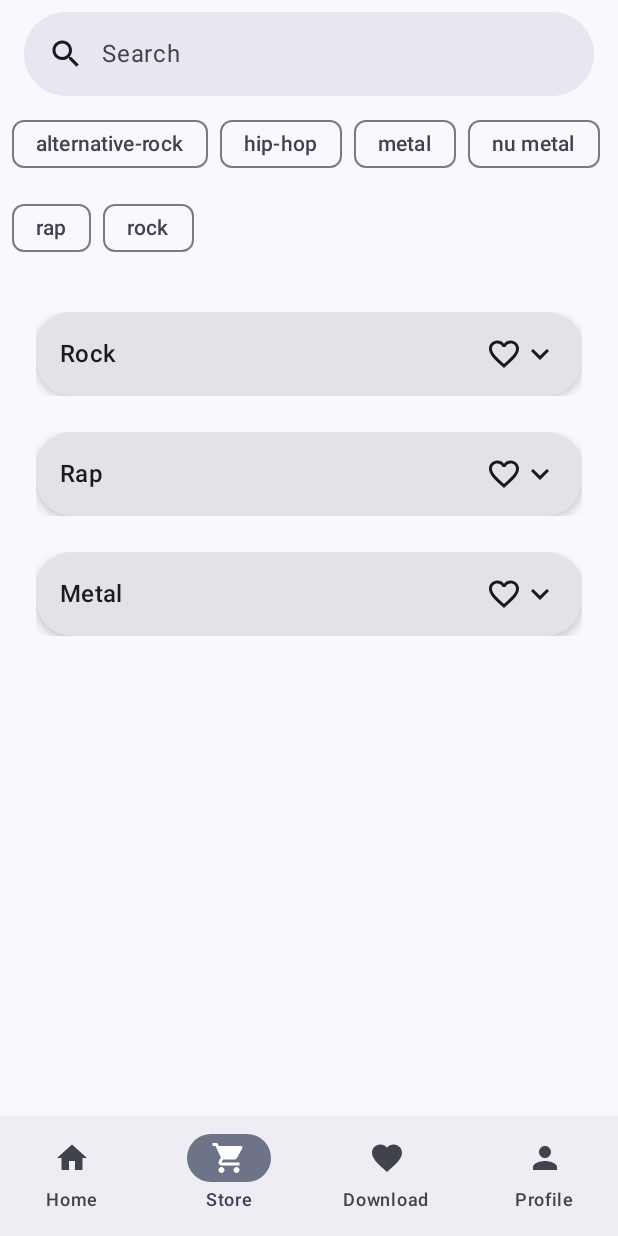
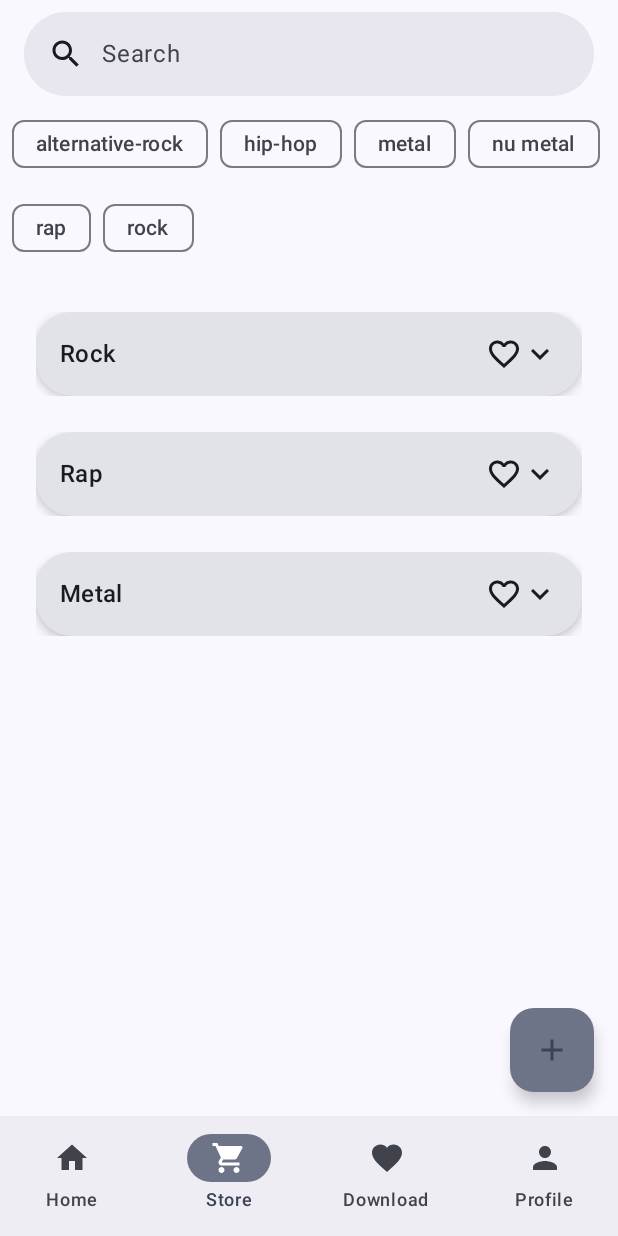
Before and after one commit to Ricxel/Clairaud, an Android app built with Jetpack Compose: the StoreScreen screen opened through its navigation route, on a phone screen of 412 x 824 dp. Run offline under Robolectric (Android 15) with nearby library versions, the phone set to English and light mode, and no system bars.

Commit message:
Inizio pagina add preset

```diff
--- a/app/src/main/java/com/omasba/clairaud/components/UserRepo.kt
+++ b/app/src/main/java/com/omasba/clairaud/components/UserRepo.kt
@@ -14,7 +14,7 @@ object UserRepo {
         mail = "Luca.Bandolero@ziocan.com"
     )
     private val _favPresets = MutableStateFlow<Set<Int>>(currentUser.favPresets)
-    val favPreset = _favPresets.asStateFlow()
+    val favPresets = _favPresets.asStateFlow()
     fun getPresetToApply(tags: Set<Tag>): EqPreset{
         var maxCount = 0
         var correctPreset = EqPreset()
--- /dev/null
+++ b/app/src/main/java/com/omasba/clairaud/ui/AddPresetScreen.kt
@@ -0,0 +1,9 @@
+package com.omasba.clairaud.ui
+
+import androidx.compose.material3.Text
+import androidx.compose.runtime.Composable
+
+@Composable
+fun AddPresetScreen(){
+    Text("Add preset")
+}
--- a/app/src/main/java/com/omasba/clairaud/ui/MainScreen.kt
+++ b/app/src/main/java/com/omasba/clairaud/ui/MainScreen.kt
@@ -7,6 +7,7 @@ import androidx.compose.material3.NavigationBarItem
 import androidx.compose.material3.Scaffold
 import androidx.compose.material3.Text
 import androidx.compose.runtime.Composable
+import androidx.compose.runtime.currentComposer
 import androidx.compose.runtime.getValue
 import androidx.compose.ui.Modifier
 import androidx.navigation.compose.NavHost
@@ -14,10 +15,12 @@ import androidx.navigation.compose.composable
 import androidx.navigation.compose.currentBackStackEntryAsState
 import androidx.navigation.compose.rememberNavController
 import com.omasba.clairaud.ui.components.BottomNavItem
+import com.omasba.clairaud.ui.models.PresetListViewModel
 
 @Composable
 fun MainScreen() {
     val navController = rememberNavController()
+    val presetListViewModel = PresetListViewModel()
     val items = listOf(
         BottomNavItem.Home,
         BottomNavItem.Store,
@@ -56,10 +59,11 @@ fun MainScreen() {
             modifier = Modifier.padding(innerPadding)
         ) {
             composable(BottomNavItem.Home.route) { EqScreen() }
-            composable(BottomNavItem.Store.route) { StoreScreen() }
+            composable(BottomNavItem.Store.route) { StoreScreen(viewModel = presetListViewModel, navController = navController) }
             composable(BottomNavItem.Downloads.route) { Text("Downloads") }
             composable(BottomNavItem.Profile.route) { Text("Profilo") }
-
+            //add preset
+            composable("addPreset"){ AddPresetScreen() }
         }
     }
 }
--- a/app/src/main/java/com/omasba/clairaud/ui/StoreScreen.kt
+++ b/app/src/main/java/com/omasba/clairaud/ui/StoreScreen.kt
@@ -1,11 +1,46 @@
 package com.omasba.clairaud.ui
 
+import android.util.Log
+import androidx.compose.foundation.layout.Box
+import androidx.compose.foundation.layout.Column
+import androidx.compose.foundation.layout.Row
+import androidx.compose.foundation.layout.fillMaxSize
+import androidx.compose.foundation.layout.fillMaxWidth
+import androidx.compose.foundation.layout.padding
 import androidx.compose.runtime.Composable
+import androidx.compose.ui.Alignment
+import androidx.compose.ui.Modifier
+import androidx.compose.ui.tooling.preview.Preview
+import androidx.compose.ui.unit.dp
+import androidx.navigation.NavHostController
+import androidx.navigation.compose.rememberNavController
+import com.omasba.clairaud.ui.components.BottomNavItem
+import com.omasba.clairaud.ui.components.store.FloatingButton
 import com.omasba.clairaud.ui.components.store.SearchablePresetList
 import com.omasba.clairaud.ui.models.PresetListViewModel
 
 @Composable
-fun StoreScreen(){
-    val presetModel = PresetListViewModel()
-    SearchablePresetList(viewModel = presetModel)
+fun StoreScreen(viewModel: PresetListViewModel, navController: NavHostController){
+    Box(modifier = Modifier.fillMaxSize()) {
+        Column(modifier = Modifier.fillMaxSize()) {
+            SearchablePresetList(viewModel = viewModel)
+        }
+        FloatingButton(
+            modifier = Modifier
+                .align(Alignment.BottomEnd)
+                .padding(16.dp)
+        ) {
+            navController.navigate("addPreset")
+        }
+    }
+
 }
+
+@Composable
+@Preview(
+    showBackground = true
+)
+fun StoreScreenPreview(){
+    val viewModel = PresetListViewModel()
+    StoreScreen(viewModel = viewModel, navController = rememberNavController())
+}
--- /dev/null
+++ b/app/src/main/java/com/omasba/clairaud/ui/components/store/FloatingButton.kt
@@ -0,0 +1,21 @@
+package com.omasba.clairaud.ui.components.store
+
+import androidx.compose.material.icons.Icons
+import androidx.compose.material.icons.filled.Add
+import androidx.compose.material3.FloatingActionButton
+import androidx.compose.material3.Icon
+import androidx.compose.material3.MaterialTheme
+import androidx.compose.runtime.Composable
+import androidx.compose.ui.Modifier
+
+@Composable
+fun FloatingButton(modifier: Modifier,onClick: () -> Unit) {
+    FloatingActionButton(
+        modifier = modifier,
+        onClick = { onClick() },
+        containerColor = MaterialTheme.colorScheme.secondaryContainer,
+        contentColor = MaterialTheme.colorScheme.secondary
+    ) {
+        Icon(Icons.Filled.Add, "Small floating action button.")
+    }
+}
--- a/app/src/main/java/com/omasba/clairaud/ui/components/store/PresetCard.kt
+++ b/app/src/main/java/com/omasba/clairaud/ui/components/store/PresetCard.kt
@@ -26,6 +26,7 @@ import androidx.compose.material3.CardDefaults
 import androidx.compose.material3.MaterialTheme
 import androidx.compose.material3.Text
 import androidx.compose.runtime.Composable
+import androidx.compose.runtime.State
 import androidx.compose.runtime.collectAsState
 import androidx.compose.runtime.getValue
 import androidx.compose.runtime.mutableStateOf
@@ -40,9 +41,8 @@ import com.omasba.clairaud.model.EqPreset
 import com.omasba.clairaud.ui.components.PresetGraph
 
 @Composable
-fun PresetCard(preset: EqPreset) {
+fun PresetCard(preset: EqPreset, favPresets: State<Set<Int>>) {
     var expanded by remember { mutableStateOf(false) }
-    var favPresets = UserRepo.favPreset.collectAsState()
     Card(
         modifier = Modifier
             .fillMaxWidth()
@@ -104,5 +104,5 @@ fun PresetCard(preset: EqPreset) {
 @Composable
 fun PresetCardPreview(){
     val eqPreset = StoreRepo.collectPresets().first()
-    PresetCard(eqPreset)
+//    PresetCard(eqPreset)
 }
--- a/app/src/main/java/com/omasba/clairaud/ui/components/store/SearchablePresetList.kt
+++ b/app/src/main/java/com/omasba/clairaud/ui/components/store/SearchablePresetList.kt
@@ -94,7 +94,7 @@ fun SearchablePresetList(viewModel: PresetListViewModel = viewModel()) {
                 modifier = Modifier.fillMaxSize()
             ) {
                 items(filteredPresets) { preset ->
-                    PresetCard(preset)
+                    PresetCard(preset, viewModel.favPresets.collectAsState())
                 }
             }
         }
--- a/app/src/main/java/com/omasba/clairaud/ui/models/PresetListViewModel.kt
+++ b/app/src/main/java/com/omasba/clairaud/ui/models/PresetListViewModel.kt
@@ -3,6 +3,7 @@ package com.omasba.clairaud.ui.models
 import androidx.lifecycle.ViewModel
 import androidx.lifecycle.viewModelScope
 import com.omasba.clairaud.components.StoreRepo
+import com.omasba.clairaud.components.UserRepo
 import com.omasba.clairaud.model.EqPreset
 import com.omasba.clairaud.model.Tag
 import kotlinx.coroutines.flow.MutableStateFlow
@@ -27,8 +28,11 @@ class PresetListViewModel:ViewModel() {
     private val _query = MutableStateFlow("")
     val query = _query.asStateFlow()
 
-    //funzione per filtare i preset dalla seach bar
-    val filteredPresets: StateFlow<List<EqPreset>> = _query
+    //per gestire i preferiti
+    val favPresets = UserRepo.favPresets
+
+    //funzione per filtare i preset dalla search bar
+    private val filteredPresets: StateFlow<List<EqPreset>> = _query
         .map { query ->
             val items = _presets.value
             if(query.isBlank()) items
```
